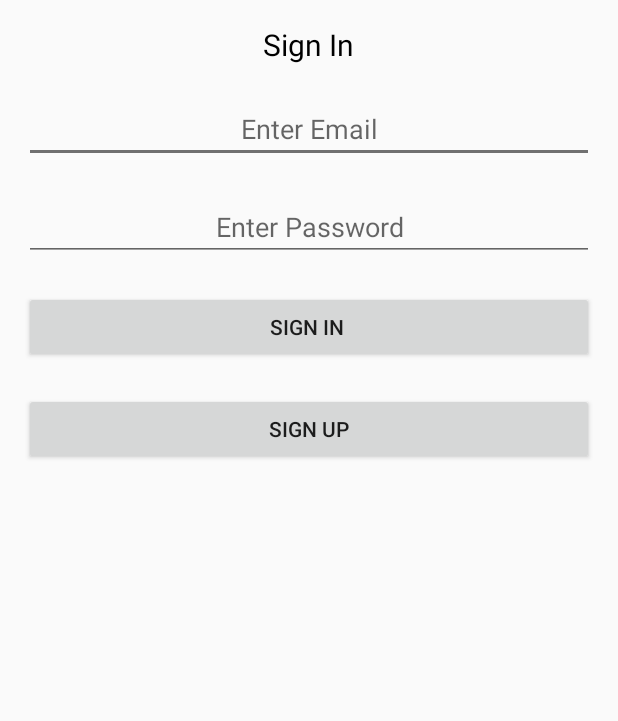
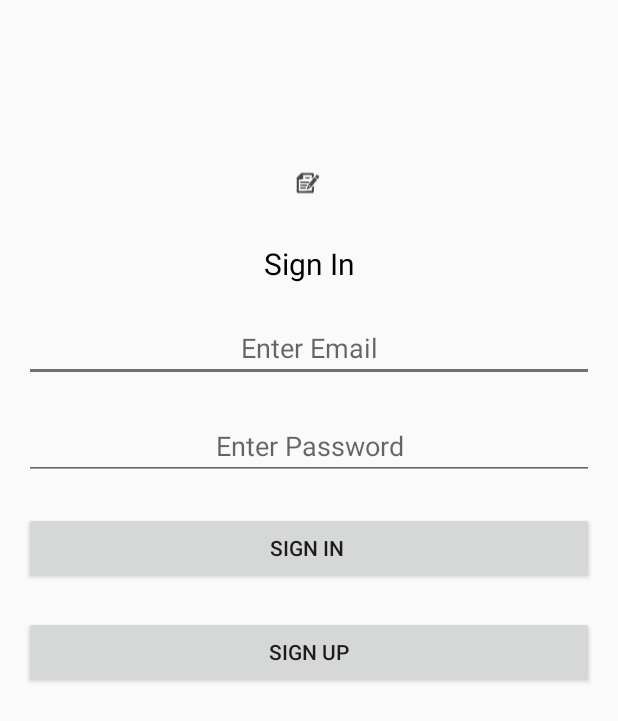
Before and after one commit to DilshanNaveen/Diary, an Android app: the screen it shows after launch (MainActivity), on a phone screen of 412 x 824 dp. Shown: the top 721 px of the screen. Run offline under Robolectric (Android 15) with nearby library versions, the phone set to English and light mode, and no system bars.

Commit message:
improved login page

```diff
--- a/app/src/main/res/layout/activity_main.xml
+++ b/app/src/main/res/layout/activity_main.xml
@@ -1,5 +1,6 @@
 <?xml version="1.0" encoding="utf-8"?>
 <RelativeLayout xmlns:android="http://schemas.android.com/apk/res/android"
+    xmlns:app="http://schemas.android.com/apk/res-auto"
     xmlns:tools="http://schemas.android.com/tools"
     android:id="@+id/activity_main"
     android:layout_width="match_parent"
@@ -10,57 +11,76 @@
     android:paddingTop="@dimen/activity_vertical_margin"
     tools:context="com.example.diary.app.MainActivity">
 
+    <EditText
+        android:id="@+id/editEmail"
+        android:layout_width="434dp"
+        android:layout_height="wrap_content"
+        android:layout_below="@+id/textView"
+        android:layout_marginTop="20dp"
+        android:ems="10"
+        android:gravity="center"
+        android:hint="Enter Email"
+        android:inputType="textEmailAddress"
+        android:textColor="#000" />
+
+    <EditText
+        android:id="@+id/editPassword"
+        android:layout_width="fill_parent"
+        android:layout_height="wrap_content"
+        android:layout_below="@+id/editEmail"
+        android:layout_marginTop="20dp"
+        android:ems="10"
+        android:gravity="center"
+        android:hint="Enter Password"
+        android:inputType="textPassword"
+        android:textColor="#000" />
+
+    <Button
+        android:id="@+id/buttonLogin"
+        android:layout_width="fill_parent"
+        android:layout_height="wrap_content"
+        android:layout_below="@+id/editPassword"
+        android:layout_marginTop="21dp"
+        android:text="Sign In " />
+
+    <Button
+        android:id="@+id/buttonRegister"
+        android:layout_width="fill_parent"
+        android:layout_height="wrap_content"
+        android:layout_below="@+id/buttonLogin"
+        android:layout_marginTop="21dp"
+        android:text="Sign Up" />
+
     <TextView
-        android:text="Sign In"
-        android:gravity="center"
-        android:textSize="20dp"
-        android:textColor="#000"
+        android:id="@+id/textView"
         android:layout_width="wrap_content"
         android:layout_height="wrap_content"
+        android:layout_below="@+id/imageView"
+        android:layout_alignParentStart="true"
+        android:layout_alignParentLeft="true"
+        android:layout_alignParentEnd="true"
+        android:layout_alignParentRight="true"
+
+        android:gravity="center"
+        android:text="Sign In"
+        android:textColor="#000"
+        android:textSize="20dp" />
+
+    <ImageView
+        android:id="@+id/imageView"
+        android:layout_width="80dp"
+        android:layout_height="80dp"
+        android:layout_alignParentStart="true"
+        android:layout_alignParentLeft="true"
         android:layout_alignParentTop="true"
-        android:layout_centerHorizontal="true"
-        android:id="@+id/textView" />
-
-    <EditText
-        android:layout_width="fill_parent"
-        android:layout_height="wrap_content"
-        android:inputType="textEmailAddress"
-        android:hint="Enter Email"
-        android:textColor="#000"
-        android:ems="10"
-        android:layout_below="@+id/textView"
-        android:layout_centerHorizontal="true"
-        android:layout_marginTop="20dp"
-        android:id="@+id/editEmail"
-        android:gravity="center"/>
-
-    <EditText
-        android:layout_width="fill_parent"
-        android:layout_height="wrap_content"
-        android:inputType="textPassword"
-        android:hint="Enter Password"
-        android:textColor="#000"
-        android:ems="10"
-        android:layout_below="@+id/editEmail"
-        android:layout_centerHorizontal="true"
-        android:layout_marginTop="20dp"
-        android:id="@+id/editPassword"
-        android:gravity="center"/>
-
-    <Button
-        android:layout_width="fill_parent"
-        android:layout_height="wrap_content"
-        android:id="@+id/buttonLogin"
-        android:layout_below="@+id/editPassword"
-        android:layout_marginTop="20dp"
-        android:text="Sign In "/>
-
-    <Button
-        android:layout_width="fill_parent"
-        android:layout_height="wrap_content"
-        android:id="@+id/buttonRegister"
-        android:layout_below="@+id/buttonLogin"
-        android:layout_marginTop="20dp"
-        android:text="Sign Up"/>
+        android:layout_alignParentEnd="true"
+        android:layout_alignParentRight="true"
+        android:layout_marginStart="181dp"
+        android:layout_marginLeft="182dp"
+        android:layout_marginTop="66dp"
+        android:layout_marginEnd="183dp"
+        android:layout_marginRight="182dp"
+        app:srcCompat="@drawable/ic_writing_icon"
+        tools:ignore="VectorDrawableCompat" />
 
 </RelativeLayout>
```
